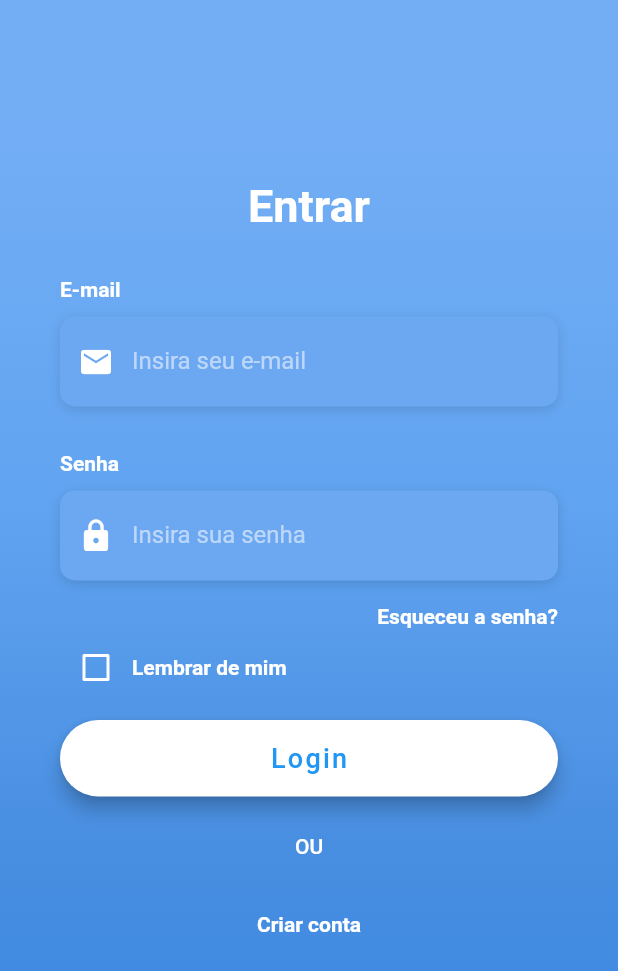
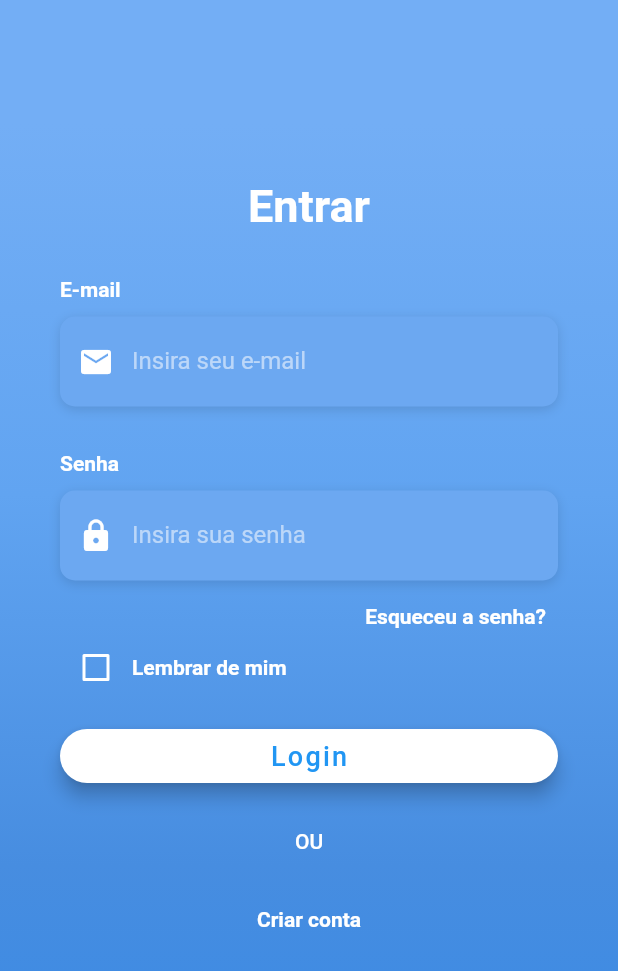
Before and after one commit to Irand27/MapaGerencial, a Flutter app: the screen it shows after launch, on a phone screen of 412 x 824 dp. Shown: the top 971 px of the screen. Run offline on Flutter 3.47's test engine with Material 2 defaults, Android fonts, the phone set to English and light mode, and no system bars; our stand-ins replace get, syncfusion_flutter_charts; Roboto replaces fonts that are missing (OpenSans).

Commit message:
updated flutter version

```diff
--- a/lib/main.dart
+++ b/lib/main.dart
@@ -12,7 +12,7 @@ class MyApp extends StatelessWidget {
   Widget build(BuildContext context) {
     return GetMaterialApp(
       home: FutureBuilder(
-        future: Future.delayed(Duration(seconds: 3)),
+        future: Future.delayed(Duration(seconds: 0)),
         builder: (context, AsyncSnapshot snapshot) {
           if (snapshot.connectionState == ConnectionState.waiting) {
             return MaterialApp(home: Splash());
--- a/lib/pages/login_page.dart
+++ b/lib/pages/login_page.dart
@@ -104,14 +104,16 @@ class _LoginScreenState extends State<LoginScreen> {
     return Container(
       width: double.infinity,
       padding: EdgeInsets.symmetric(vertical: 25),
-      child: RaisedButton(
-        elevation: 5,
+      child: ElevatedButton(
+        style: ElevatedButton.styleFrom(
+          primary: Colors.white, // background
+          onPrimary: Colors.red, // foreground
+          elevation: 5,
+          shape: RoundedRectangleBorder(
+            borderRadius: BorderRadius.circular(30),
+          ),
+        ),
         onPressed: () => Get.to(() => HomePage()),
-        padding: EdgeInsets.all(15),
-        shape: RoundedRectangleBorder(
-          borderRadius: BorderRadius.circular(30),
-        ),
-        color: Colors.white,
         child: Text('Login',
             style: TextStyle(
               color: Colors.blue,
@@ -126,9 +128,11 @@ class _LoginScreenState extends State<LoginScreen> {
   Container _buildForgotPassword() {
     return Container(
       alignment: Alignment.centerRight,
-      child: FlatButton(
-        onPressed: () => print('Função de esquecer a senha'),
-        padding: EdgeInsets.only(right: 0),
+      child: TextButton(
+        style: TextButton.styleFrom(
+          primary: Colors.blue,
+        ),
+        onPressed: () => debugPrint('Função de esquecer a senha'),
         child: Text(
           'Esqueceu a senha?',
           style: TextStyle(
```
Also changed, not shown: pubspec.lock.
